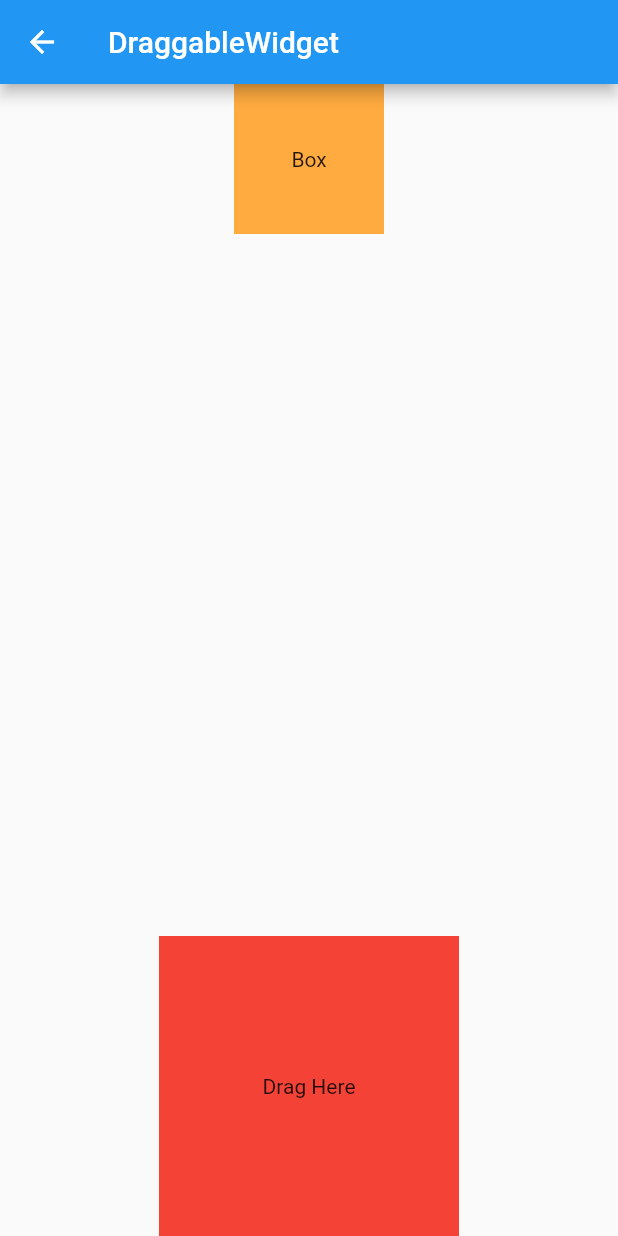
After one commit to YoHaiYo/elemental_block_puzzle, a Flutter app: the screen it shows after launch, after a tap on "DraggableWidget", on a phone screen of 412 x 824 dp. The commit adds this screen. Run offline on Flutter 3.47's test engine with Material 2 defaults, Android fonts, the light colour scheme and no system bars; network calls fail.

Commit message:
23.05.14 Draggable 위젯 학습추가

```diff
--- a/lib/home_screen.dart
+++ b/lib/home_screen.dart
@@ -1,6 +1,9 @@
 //stl : stateless 위젯 생성 단축키
 //stf : statefull 위젯 생성 단축키
 
+import 'package:elemental_block_puzzle/storage/physics_card_drag_demo.dart';
+import 'package:elemental_block_puzzle/trying/draggable_widget.dart';
+import 'package:elemental_block_puzzle/trying/drop_tracker.dart';
 import 'package:flutter/cupertino.dart';
 import 'package:flutter/material.dart';
 
@@ -9,7 +12,7 @@ import 'storage/click_puzzle.dart';
 import 'storage/drag_n_drag_color_change.dart';
 import 'storage/grid.dart';
 import 'storage/official_drag_ui.dart';
-import 'trying/testing.dart';
+import 'trying/trying.dart';
 
 class HomeScreen extends StatelessWidget {
   const HomeScreen({Key? key}) : super(key: key);
@@ -29,13 +32,27 @@ class HomeScreen extends StatelessWidget {
                 context: context,
                 text: "ElementalPuzzle",
                 page: ElementalPuzzle()),
-            /// 원본파일
+            /// 참고 원본파일
+
+
+            button1(
+                context: context,
+                text: "DraggableWidget",
+                page: DraggableWidget()),
+            button1(
+                context: context,
+                text: "DropTracker",
+                page: DropTracker()),
             button1(
                 context: context,
                 text: "OfficialFoodOrder",
                 page: OfficialFoodOrder()),
 
-            /// 참고파일
+            /// 참고 기타파일
+            button3(
+                context: context,
+                text: "PhysicsCardDragDemo",
+                page: PhysicsCardDragDemo()),
 
             button3(
                 context: context,
--- a/lib/main.dart
+++ b/lib/main.dart
@@ -1,4 +1,4 @@
-import 'package:elemental_block_puzzle/trying/testing.dart';
+import 'package:elemental_block_puzzle/trying/trying.dart';
 import 'package:flutter/material.dart';
 
 import 'home_screen.dart';
--- /dev/null
+++ b/lib/trying/draggable_widget.dart
@@ -0,0 +1,77 @@
+import 'package:flutter/material.dart';
+
+class DraggableWidget extends StatefulWidget {
+  const DraggableWidget({Key? key}) : super(key: key);
+
+  @override
+  State<DraggableWidget> createState() => _DraggableWidgetState();
+}
+
+class _DraggableWidgetState extends State<DraggableWidget> {
+  Color originColor = Colors.red;
+
+  @override
+  Widget build(BuildContext context) {
+    return Scaffold(
+      appBar: AppBar(
+        title: Text("DraggableWidget"),
+      ),
+      body: SizedBox(
+        width: double.infinity,
+        child: Column(
+          mainAxisAlignment: MainAxisAlignment.spaceBetween,
+          crossAxisAlignment: CrossAxisAlignment.center,
+          children: <Widget>[
+            Draggable(
+                data: Colors.orangeAccent,
+                child: Container(
+                  width: 100,
+                  height: 100,
+                  color: Colors.orangeAccent,
+                  child: const Center(
+                    child: Text(
+                      "Box",
+                    ),
+                  ),
+                ),
+                onDraggableCanceled: (velocity, offset) {},
+                feedback: Container(
+                  width: 150,
+                  height: 150,
+                  color: Colors.orangeAccent.withOpacity(0.5),
+                  child: const Center(
+                    child: Text(
+                      "Box...",
+                      style: TextStyle(
+                        color: Colors.white,
+                        decoration: TextDecoration.none,
+                        fontSize: 18,
+                      ),
+                    ),
+                  ),
+                )),
+            DragTarget(
+              onAccept: (Color color){
+                originColor = color;
+              },
+              builder: (
+                  BuildContext context,
+                  List<dynamic> accepted,
+                  List<dynamic> rejected
+                  ) {
+                return Container(
+                  width: 200,
+                  height: 200,
+                  color: accepted.isEmpty ? originColor : Colors.grey.shade200,
+                  child: const Center(
+                    child: Text("Drag Here"),
+                  ),
+                );
+              },
+            ),
+          ],
+        ),
+      ),
+    );
+  }
+}
```
Also changed, not shown: lib/storage/drag_n_drag_color_change.dart (+13 -22 lines), lib/storage/physics_card_drag_demo.dart (added, +114 -0 lines), lib/trying/drop_tracker.dart (added, +83 -0 lines), lib/trying/trying.dart (renamed from lib/trying/testing.dart, +10 -2 lines).
